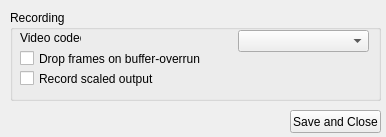
First picture: the form in BioTracker/CoreApp/BioTracker/View/SettingsWindow.ui, repository BioroboticsLab/biotracker_core, before the edit.
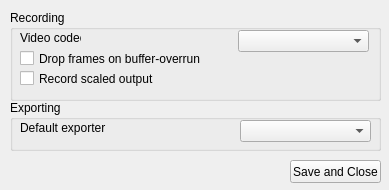
Second picture: the form after the edit.

```diff
--- a/BioTracker/CoreApp/BioTracker/View/SettingsWindow.ui
+++ b/BioTracker/CoreApp/BioTracker/View/SettingsWindow.ui
@@ -6,8 +6,8 @@
    <rect>
     <x>0</x>
     <y>0</y>
-    <width>386</width>
-    <height>137</height>
+    <width>389</width>
+    <height>190</height>
    </rect>
   </property>
   <property name="windowTitle">
@@ -17,7 +17,7 @@
    <property name="geometry">
     <rect>
      <x>290</x>
-     <y>110</y>
+     <y>160</y>
      <width>91</width>
      <height>23</height>
     </rect>
@@ -88,6 +88,42 @@
     </property>
    </widget>
   </widget>
+  <widget class="QGroupBox" name="groupBoxExporting">
+   <property name="geometry">
+    <rect>
+     <x>10</x>
+     <y>100</y>
+     <width>371</width>
+     <height>51</height>
+    </rect>
+   </property>
+   <property name="title">
+    <string>Exporting</string>
+   </property>
+   <widget class="QComboBox" name="comboBoxDefaultExporter">
+    <property name="geometry">
+     <rect>
+      <x>230</x>
+      <y>20</y>
+      <width>131</width>
+      <height>22</height>
+     </rect>
+    </property>
+   </widget>
+   <widget class="QLabel" name="label">
+    <property name="geometry">
+     <rect>
+      <x>10</x>
+      <y>20</y>
+      <width>91</width>
+      <height>16</height>
+     </rect>
+    </property>
+    <property name="text">
+     <string>Default exporter</string>
+    </property>
+   </widget>
+  </widget>
  </widget>
  <resources/>
  <connections/>
```
